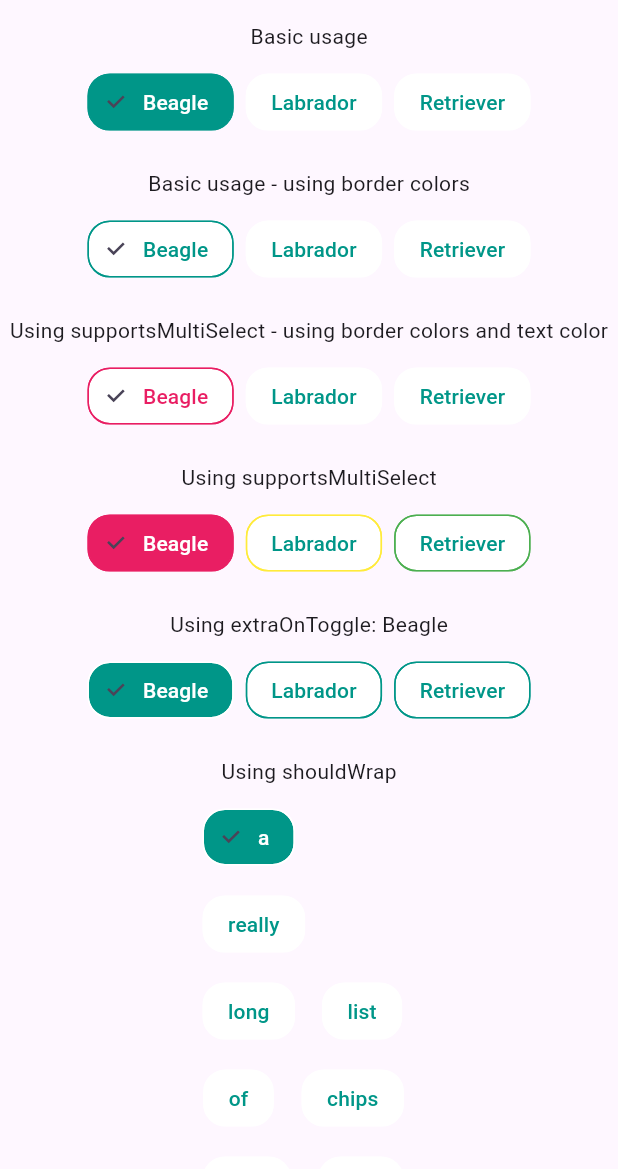
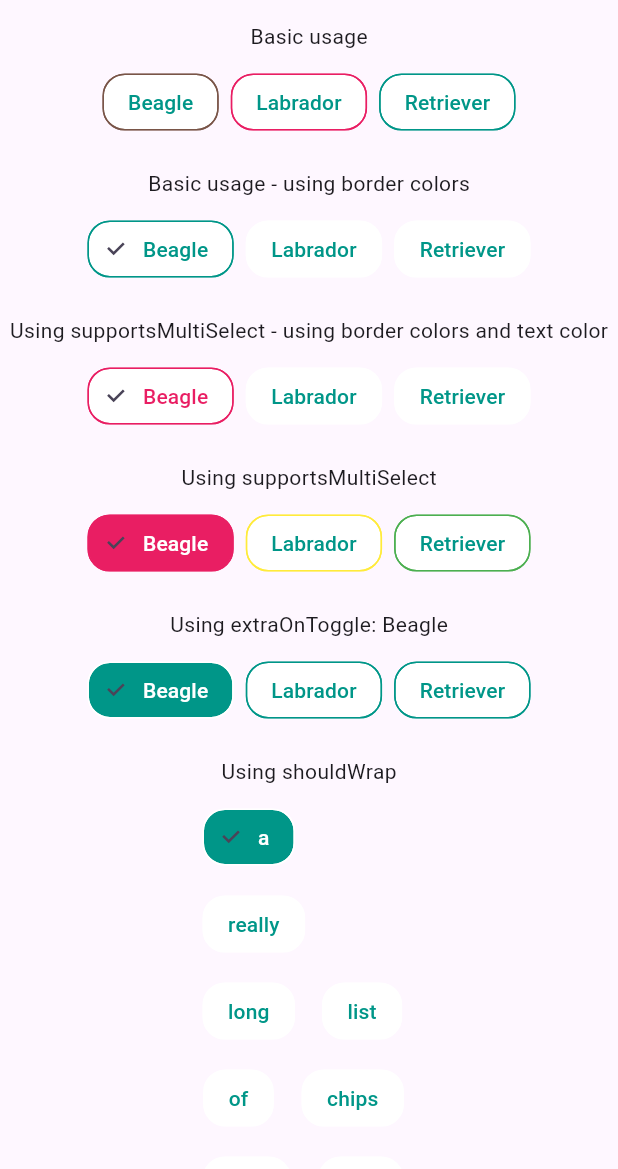
Before and after one commit to bossbeagle1509/chip_list, a Flutter app: the screen it shows after launch, on a phone screen of 412 x 824 dp, the part 63-1232 px from its top. Run offline on Flutter 3.47's test engine with Material 3 defaults, Android fonts, the phone set to English and light mode, and no system bars.

Commit message:
Add support for no active chips when supportsMultiSelect is off,  4 new properties, and fix typo in property

```diff
--- a/example/lib/main.dart
+++ b/example/lib/main.dart
@@ -1,3 +1,5 @@
+// ignore_for_file: prefer_const_literals_to_create_immutables
+
 import 'package:flutter/material.dart';
 import 'package:chip_list/chip_list.dart';
 
@@ -40,7 +42,8 @@ class _HomePageState extends State<HomePage> {
       appBar: AppBar(
         title: const Text('Chip List Demo'),
       ),
-      body: Column(
+      body: SingleChildScrollView(
+        child: Column(
           mainAxisAlignment: MainAxisAlignment.center,
           children: [
             // Basic usage
@@ -55,8 +58,9 @@ class _HomePageState extends State<HomePage> {
                 inactiveBgColorList: const [Colors.white],
                 activeTextColorList: const [Colors.white],
                 inactiveTextColorList: [Theme.of(context).primaryColor],
-              listOfChipIndicesCurrentlySeclected: const [0],
+                listOfChipIndicesCurrentlySelected: [],
                 activeBorderColorList: [Theme.of(context).primaryColor],
+                inactiveBorderColorList: [Colors.brown, Colors.pink, Colors.teal],
               ),
             ),
 
@@ -78,8 +82,9 @@ class _HomePageState extends State<HomePage> {
                 inactiveBgColorList: const [Colors.white],
                 activeTextColorList: [Theme.of(context).primaryColor],
                 inactiveTextColorList: [Theme.of(context).primaryColor],
-              listOfChipIndicesCurrentlySeclected: const [0],
+                listOfChipIndicesCurrentlySelected:  [0],
                 activeBorderColorList: [Theme.of(context).primaryColor],
+                tooltips: ["Colorful","Plump","Energetic"],
               ),
             ),
 
@@ -104,7 +109,7 @@ class _HomePageState extends State<HomePage> {
                 Colors.green
               ],
               inactiveTextColorList: [Theme.of(context).primaryColor],
-            listOfChipIndicesCurrentlySeclected: [0],
+              listOfChipIndicesCurrentlySelected: [0],
               inactiveBorderColorList: const [Colors.white],
               activeBorderColorList: const [
                 Colors.pink,
@@ -124,11 +129,15 @@ class _HomePageState extends State<HomePage> {
             ChipList(
               listOfChipNames: _dogeNames,
               supportsMultiSelect: true,
-            activeBgColorList: const [Colors.pink, Colors.yellow, Colors.green],
+              activeBgColorList: const [
+                Colors.pink,
+                Colors.yellow,
+                Colors.green
+              ],
               inactiveBgColorList: const [Colors.white],
               activeTextColorList: const [Colors.white],
               inactiveTextColorList: [Theme.of(context).primaryColor],
-            listOfChipIndicesCurrentlySeclected: [0],
+              listOfChipIndicesCurrentlySelected: [0],
               inactiveBorderColorList: const [
                 Colors.pink,
                 Colors.yellow,
@@ -155,7 +164,7 @@ class _HomePageState extends State<HomePage> {
               inactiveBgColorList: const [Colors.white],
               activeTextColorList: const [Colors.white],
               inactiveTextColorList: [Theme.of(context).primaryColor],
-            listOfChipIndicesCurrentlySeclected: [_currentIndex],
+              listOfChipIndicesCurrentlySelected: [_currentIndex],
               inactiveBorderColorList: const [Colors.teal],
               extraOnToggle: (val) {
                 _currentIndex = val;
@@ -191,7 +200,7 @@ class _HomePageState extends State<HomePage> {
                 ],
                 activeTextColorList: const [Colors.white],
                 inactiveTextColorList: [Theme.of(context).primaryColor],
-              listOfChipIndicesCurrentlySeclected: const [0],
+                listOfChipIndicesCurrentlySelected: [0],
                 shouldWrap: true,
                 runSpacing: 10,
                 spacing: 10,
@@ -199,6 +208,7 @@ class _HomePageState extends State<HomePage> {
             ),
           ],
         ),
+      ),
     );
   }
 }
--- a/lib/chip_list.dart
+++ b/lib/chip_list.dart
@@ -13,10 +13,10 @@ typedef OnToggle = void Function(int index);
 /// multiple chips can be selected at once.
 // ignore: must_be_immutable
 class ChipList extends StatefulWidget {
-  ChipList({
-    Key? key,
+ChipList(
+      {Key? key,
       required this.listOfChipNames,
-    required this.listOfChipIndicesCurrentlySeclected,
+      required this.listOfChipIndicesCurrentlySelected,
       this.activeTextColorList = const [Colors.white],
       this.inactiveTextColorList = const [Colors.blue],
       this.activeBgColorList = const [Colors.blue],
@@ -42,7 +42,11 @@ class ChipList extends StatefulWidget {
       this.widgetSpacing = 4,
       this.checkmarkColor,
       this.showCheckmark = true,
-  }) : super(key: key);
+      this.elevation = 0,
+      this.tooltips = const [""],
+      this.shadowColor = const [Colors.transparent],
+      this.selectedShadowColor = const [Colors.black]})
+      : super(key: key);
 
   /// In case you chain some *more* logic to this widget's
   /// onTap event (maybe trigger updation of other UI components).
@@ -109,7 +113,7 @@ class ChipList extends StatefulWidget {
   /// Initial `index` that must be selected.
   /// Useful to sync this widget with
   /// others if need be.
-  List<int> listOfChipIndicesCurrentlySeclected;
+  List<int> listOfChipIndicesCurrentlySelected;
 
   /// For any text styling needs.
   ///
@@ -253,6 +257,43 @@ class ChipList extends StatefulWidget {
   /// Defaults to [true]
   bool showCheckmark;
 
+  /// Sets the elevation for all [ChoiceChip]s
+  /// Defaults to 0
+  double elevation;
+
+  /// If you want to customize the
+  /// tooltip text of each [ChoiceChip], then set
+  /// the text for each one here, in order.
+  ///
+  /// If you want to use a single tooltip text
+  /// for all chips, whilst they're active,
+  /// then set only one string here.
+  ///
+  /// Defaults to [""].
+  List<String> tooltips;
+
+  /// If you want to customize the
+  /// shadow color of each inactive [ChoiceChip], then set
+  /// the color of each here, in order.
+  ///
+  /// If you want to use a single color
+  /// for all chips, whilst they're inactive,
+  /// then set only one color here.
+  ///
+  /// Defaults to [Colors.transparent].
+  List<Color> shadowColor;
+
+  /// If you want to customize the
+  /// border color of each active [ChoiceChip], then set
+  /// the color of each here, in order.
+  ///
+  /// If you want to use a single color
+  /// for all chips, whilst they're active,
+  /// then set only one color here.
+  ///
+  /// Defaults to [Colors.black].
+  List<Color> selectedShadowColor;
+
   @override
   State<ChipList> createState() => _ChipListState();
 }
@@ -260,10 +301,11 @@ class ChipList extends StatefulWidget {
 class _ChipListState extends State<ChipList> {
   bool _checkChipSelectionStatus(int index) {
     if (widget.supportsMultiSelect &&
-        widget.listOfChipIndicesCurrentlySeclected.contains(index)) {
+        widget.listOfChipIndicesCurrentlySelected.contains(index)) {
       return true;
     } else if (!widget.supportsMultiSelect &&
-        widget.listOfChipIndicesCurrentlySeclected.first == index) {
+        widget.listOfChipIndicesCurrentlySelected.isNotEmpty &&
+        widget.listOfChipIndicesCurrentlySelected.first == index) {
       return true;
     }
 
@@ -273,26 +315,44 @@ class _ChipListState extends State<ChipList> {
   void _handleOnSelected(int index) {
     // if [supportsMultiSelect] is true
     if (widget.supportsMultiSelect) {
-      if (widget.listOfChipIndicesCurrentlySeclected.contains(index)) {
-        widget.listOfChipIndicesCurrentlySeclected.remove(index);
-        return;
+      if (widget.listOfChipIndicesCurrentlySelected.contains(index)) {
+        widget.listOfChipIndicesCurrentlySelected.remove(index);
       } else {
-        widget.listOfChipIndicesCurrentlySeclected.add(index);
-        return;
+        widget.listOfChipIndicesCurrentlySelected.add(index);
       }
     }
 
     // otherwise logic for ensuring only one
     // chip is selected.
     else {
-      widget.listOfChipIndicesCurrentlySeclected.first = index;
+      // check if this should be a deselection first
+
+      if (widget.listOfChipIndicesCurrentlySelected.contains(index)) {
+        widget.listOfChipIndicesCurrentlySelected.removeLast();
+      } else {
+        if (widget.listOfChipIndicesCurrentlySelected.isEmpty) {
+          widget.listOfChipIndicesCurrentlySelected.add(index);
+        } else {
+          widget.listOfChipIndicesCurrentlySelected.first = index;
+        }
+      }
     }
   }
 
   Color _textColorizer(int index) {
+    assert(
+        widget.activeTextColorList.length == widget.listOfChipNames.length ||
+            widget.activeTextColorList.length == 1,
+        "You can either supply one element to [activeTextColorList], or exactly as many as you have chips.");
+
+    assert(
+        widget.inactiveTextColorList.length == widget.listOfChipNames.length ||
+            widget.inactiveTextColorList.length == 1,
+        "You can either supply one element to [inactiveTextColorList], or exactly as many as you have chips.");
+
     // if [supportsMultiSelect] is true
     if (widget.supportsMultiSelect) {
-      if (widget.listOfChipIndicesCurrentlySeclected.contains(index)) {
+      if (widget.listOfChipIndicesCurrentlySelected.contains(index)) {
         if (widget.activeTextColorList.length == 1) {
           return widget.activeTextColorList.first;
         } else {
@@ -310,7 +370,8 @@ class _ChipListState extends State<ChipList> {
     // otherwise logic for ensuring only one
     // chip is selected.
     else {
-      if (index == widget.listOfChipIndicesCurrentlySeclected.first) {
+      if (widget.listOfChipIndicesCurrentlySelected.isNotEmpty &&
+          index == widget.listOfChipIndicesCurrentlySelected.first) {
         if (widget.activeTextColorList.length == 1) {
           return widget.activeTextColorList.first;
         } else {
@@ -327,9 +388,19 @@ class _ChipListState extends State<ChipList> {
   }
 
   Color _tileColorizer(int index) {
+    assert(
+        widget.activeBgColorList.length == widget.listOfChipNames.length ||
+            widget.activeBgColorList.length == 1,
+        "You can either supply one element to [activeBackgroundColor], or exactly as many as you have chips.");
+
+    assert(
+        widget.inactiveBgColorList.length == widget.listOfChipNames.length ||
+            widget.inactiveBgColorList.length == 1,
+        "You can either supply one element to [inactiveBgColorList], or exactly as many as you have chips.");
+
     // if [supportsMultiSelect] is true
     if (widget.supportsMultiSelect) {
-      if (widget.listOfChipIndicesCurrentlySeclected.contains(index)) {
+      if (widget.listOfChipIndicesCurrentlySelected.contains(index)) {
         if (widget.activeBgColorList.length == 1) {
           return widget.activeBgColorList.first;
         } else {
@@ -347,7 +418,8 @@ class _ChipListState extends State<ChipList> {
     // otherwise logic for ensuring only one
     // chip is selected.
     else {
-      if (index == widget.listOfChipIndicesCurrentlySeclected.first) {
+      if (widget.listOfChipIndicesCurrentlySelected.isNotEmpty &&
+          index == widget.listOfChipIndicesCurrentlySelected.first) {
         if (widget.activeBgColorList.length == 1) {
           return widget.activeBgColorList.first;
         } else {
@@ -364,9 +436,20 @@ class _ChipListState extends State<ChipList> {
   }
 
   Color _borderColorizer(int index) {
+    assert(
+        widget.activeBorderColorList.length == widget.listOfChipNames.length ||
+            widget.activeBorderColorList.length == 1,
+        "You can either supply one element to [activeBorderColor], or exactly as many as you have chips.");
+
+    assert(
+        widget.inactiveBorderColorList.length ==
+                widget.listOfChipNames.length ||
+            widget.inactiveBorderColorList.length == 1,
+        "You can either supply one element to [inActiveBorderColor], or exactly as many as you have chips.");
+
     // if [supportsMultiSelect] is true
     if (widget.supportsMultiSelect) {
-      if (widget.listOfChipIndicesCurrentlySeclected.contains(index)) {
+      if (widget.listOfChipIndicesCurrentlySelected.contains(index)) {
         if (widget.activeBorderColorList.length == 1) {
           return widget.activeBorderColorList.first;
         } else {
@@ -384,7 +467,8 @@ class _ChipListState extends State<ChipList> {
     // otherwise logic for ensuring only one
     // chip is selected.
     else {
-      if (index == widget.listOfChipIndicesCurrentlySeclected.first) {
+      if (widget.listOfChipIndicesCurrentlySelected.isNotEmpty &&
+          index == widget.listOfChipIndicesCurrentlySelected.first) {
         if (widget.activeBorderColorList.length == 1) {
           return widget.activeBorderColorList.first;
         } else {
@@ -404,58 +488,66 @@ class _ChipListState extends State<ChipList> {
   void initState() {
     super.initState();
 
-    if (widget.inactiveBorderColorList.length != 1 &&
-        widget.inactiveBorderColorList.length !=
-            widget.listOfChipNames.length) {
-      throw Exception(
-          'Length of inactiveBorderColorList must match the length of listOfChipNames, if overriden.');
+    assert(
+        widget.borderRadiiList.length == 1 ||
+            widget.borderRadiiList.length == widget.listOfChipNames.length,
+        'You can either supply one element to [borderRadiiList], or exactly as many as you have chips.');
   }
 
-    if (widget.activeBorderColorList.length != 1 &&
-        widget.activeBorderColorList.length != widget.listOfChipNames.length) {
-      throw Exception(
-          'Length of activeBorderColorList must match the length of listOfChipNames, if overriden.');
+  String _getToolTipText(int index) {
+    assert(
+        widget.tooltips.length == widget.listOfChipNames.length ||
+            widget.tooltips.length == 1,
+        "You can either supply one element to [tooltips], or exactly as many as you have chips.");
+    if (index >= widget.tooltips.length) {
+      return widget.tooltips.first;
     }
 
-    if (widget.borderRadiiList.length != 1 &&
-        widget.borderRadiiList.length != widget.listOfChipNames.length) {
-      throw Exception(
-          'Length of borderRadiiList must match the length of listOfChipNames, if overriden.');
+    return widget.tooltips[index];
   }
 
-    if (widget.activeBgColorList.length != 1 &&
-        widget.activeBgColorList.length != widget.listOfChipNames.length) {
-      throw Exception(
-          'Length of activeBgColorList must match the length of listOfChipNames, if overriden.');
+  Color _getShadowColor(int index) {
+    assert(
+        widget.shadowColor.length == widget.listOfChipNames.length ||
+            widget.shadowColor.length == 1,
+        "You can either supply one [shadowColor], or exactly as many as you have chips.");
+    if (index >= widget.shadowColor.length) {
+      return widget.shadowColor.first;
     }
 
-    if (widget.inactiveBgColorList.length != 1 &&
-        widget.inactiveBgColorList.length != widget.listOfChipNames.length) {
-      throw Exception(
-          'Length of inactiveBgColorList must match the length of listOfChipNames, if overriden.');
-    }
+    return widget.shadowColor[index];
   }
 
-  @override
-  Widget build(BuildContext context) {
-    return widget.shouldWrap
-        ? Wrap(
-            alignment: widget.wrapAlignment,
-            crossAxisAlignment: widget.wrapCrossAlignment,
-            direction: widget.axis,
-            runAlignment: widget.runAlignment,
-            runSpacing: widget.runSpacing,
-            spacing: widget.spacing,
-            textDirection: widget.textDirection,
-            verticalDirection: widget.verticalDirection,
-            children: List.generate(
+  Color _getSelectedShadowColor(int index) {
+    assert(
+        widget.selectedShadowColor.length == widget.listOfChipNames.length ||
+            widget.selectedShadowColor.length == 1,
+        "You can either supply one [selectedShadowColor], or exactly as many as you have chips.");
+    if (index >= widget.selectedShadowColor.length) {
+      return widget.selectedShadowColor.first;
+    }
+
+    return widget.selectedShadowColor[index];
+  }
+
+  List<Widget> _children(bool isHorizontal) {
+    return List.generate(
       widget.listOfChipNames.length,
       (index) => Padding(
-                padding: const EdgeInsets.symmetric(horizontal: 4.0),
+        padding: EdgeInsets.symmetric(
+          vertical: isHorizontal ? 0 : widget.widgetSpacing,
+          horizontal: isHorizontal ? widget.widgetSpacing : 0,
+        ),
         child: ChoiceChip(
+          elevation: widget.elevation,
+          shadowColor: _getShadowColor(index),
+          selectedShadowColor: _getSelectedShadowColor(index),
+          tooltip: _getToolTipText(index),
           showCheckmark: widget.showCheckmark,
           checkmarkColor: widget.checkmarkColor,
-                  label: Text(
+          label: Padding(
+            padding: widget.padding,
+            child: Text(
               widget.listOfChipNames[index],
               style: widget.style != null
                   ? widget.style!.copyWith(
@@ -465,12 +557,12 @@ class _ChipListState extends State<ChipList> {
                       color: _textColorizer(index),
                     ),
             ),
+          ),
           shape: RoundedRectangleBorder(
             borderRadius: BorderRadius.circular(
                 widget.borderRadiiList.length == 1
                     ? widget.borderRadiiList.first
-                          : widget.borderRadiiList[index],
-                    ),
+                    : widget.borderRadiiList[index]),
             side: BorderSide(
               color: _borderColorizer(index),
             ),
@@ -497,7 +589,22 @@ class _ChipListState extends State<ChipList> {
           },
         ),
       ),
-            ),
+    );
+  }
+
+  @override
+  Widget build(BuildContext context) {
+    return widget.shouldWrap
+        ? Wrap(
+            alignment: widget.wrapAlignment,
+            crossAxisAlignment: widget.wrapCrossAlignment,
+            direction: widget.axis,
+            runAlignment: widget.runAlignment,
+            runSpacing: widget.runSpacing,
+            spacing: widget.spacing,
+            textDirection: widget.textDirection,
+            verticalDirection: widget.verticalDirection,
+            children: _children(true),
           )
         : SingleChildScrollView(
             scrollDirection: widget.axis,
@@ -505,117 +612,11 @@ class _ChipListState extends State<ChipList> {
             child: widget.axis == Axis.horizontal
                 ? Row(
                     mainAxisAlignment: widget.mainAxisAlignment,
-                    children: List.generate(
-                      widget.listOfChipNames.length,
-                      (index) => Padding(
-                        padding: EdgeInsets.symmetric(
-                          horizontal: widget.widgetSpacing,
-                        ),
-                        child: ChoiceChip(
-                          label: Padding(
-                            padding: widget.padding,
-                            child: Text(
-                              widget.listOfChipNames[index],
-                              style: widget.style != null
-                                  ? widget.style!.copyWith(
-                                      color: _textColorizer(index),
-                                    )
-                                  : const TextStyle().copyWith(
-                                      color: _textColorizer(index),
-                                    ),
-                            ),
-                          ),
-                          shape: RoundedRectangleBorder(
-                            borderRadius: BorderRadius.circular(
-                                widget.borderRadiiList.length == 1
-                                    ? widget.borderRadiiList.first
-                                    : widget.borderRadiiList[index]),
-                            side: BorderSide(
-                              color: _borderColorizer(index),
-                            ),
-                          ),
-                          backgroundColor:
-                              widget.inactiveBgColorList.length == 1
-                                  ? widget.inactiveBgColorList.first
-                                  : widget.inactiveBgColorList[index],
-                          selected: _checkChipSelectionStatus(index),
-                          selectedColor: _tileColorizer(index),
-                          onSelected: (val) {
-                            // update other chips depending on value of [supportsMultiSelect]
-                            _handleOnSelected(index);
-
-                            if (widget.extraOnToggle != null) {
-                              widget.extraOnToggle!(index);
-
-                              // prevents further execution,
-                              // thus ensuring setState is not called.
-                              return;
-                            }
-
-                            // update UI
-                            setState(() {});
-                          },
-                        ),
-                      ),
-                    ),
+                    children: _children(true),
                   )
                 : Column(
                     mainAxisAlignment: widget.mainAxisAlignment,
-                    children: List.generate(
-                      widget.listOfChipNames.length,
-                      (index) => Padding(
-                        padding: EdgeInsets.symmetric(
-                          vertical: widget.widgetSpacing,
-                        ),
-                        child: ChoiceChip(
-                          showCheckmark: widget.showCheckmark,
-                          checkmarkColor: widget.checkmarkColor,
-                          label: Padding(
-                            padding: widget.padding,
-                            child: Text(
-                              widget.listOfChipNames[index],
-                              style: widget.style != null
-                                  ? widget.style!.copyWith(
-                                      color: _textColorizer(index),
-                                    )
-                                  : const TextStyle().copyWith(
-                                      color: _textColorizer(index),
-                                    ),
-                            ),
-                          ),
-                          shape: RoundedRectangleBorder(
-                            borderRadius: BorderRadius.circular(
-                                widget.borderRadiiList.length == 1
-                                    ? widget.borderRadiiList.first
-                                    : widget.borderRadiiList[index]),
-                            side: BorderSide(
-                              color: _borderColorizer(index),
-                            ),
-                          ),
-                          backgroundColor:
-                              widget.inactiveBgColorList.length == 1
-                                  ? widget.inactiveBgColorList.first
-                                  : widget.inactiveBgColorList[index],
-                          selected: _checkChipSelectionStatus(index),
-                          selectedColor: _tileColorizer(index),
-                          onSelected: (val) {
-                            // update other chips depending on value of [supportsMultiSelect]
-                            _handleOnSelected(index);
-
-                            if (widget.extraOnToggle != null) {
-                              widget.extraOnToggle!(index);
-
-                              // prevents further execution,
-                              // thus ensuring setState is not called.
-                              return;
-                            }
-
-                            // update UI
-                            setState(() {});
-                          },
-                        ),
-                      ),
-                    ),
+                    children: _children(false),
                   ),
           );
   }
--- a/pubspec.yaml
+++ b/pubspec.yaml
@@ -1,6 +1,6 @@
 name: chip_list
 description: Makes creating a list of ChoiceChip-s a breeze. Super customizable as well.
-version: 2.4.4+8
+version: 3.4.4+8
 homepage: https://github.com/bossbeagle1509/chip_list
 
 environment:
```
Also changed, not shown: example/pubspec.lock, 2 other files. Lines whose indentation alone changed are shown as unchanged.
